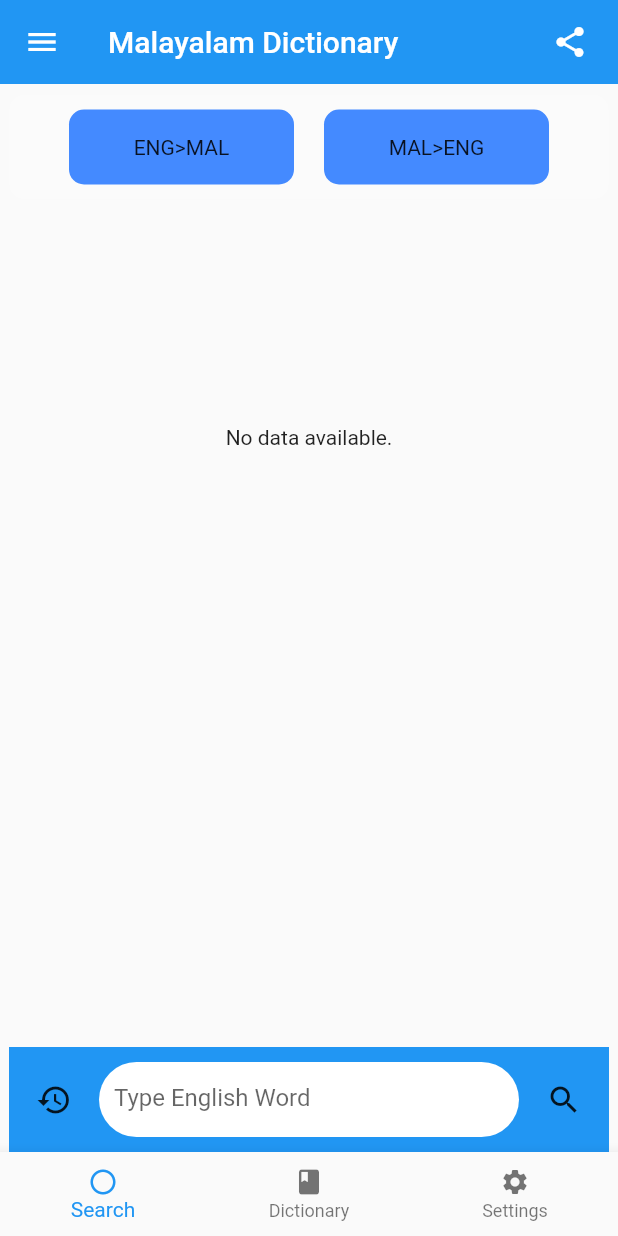
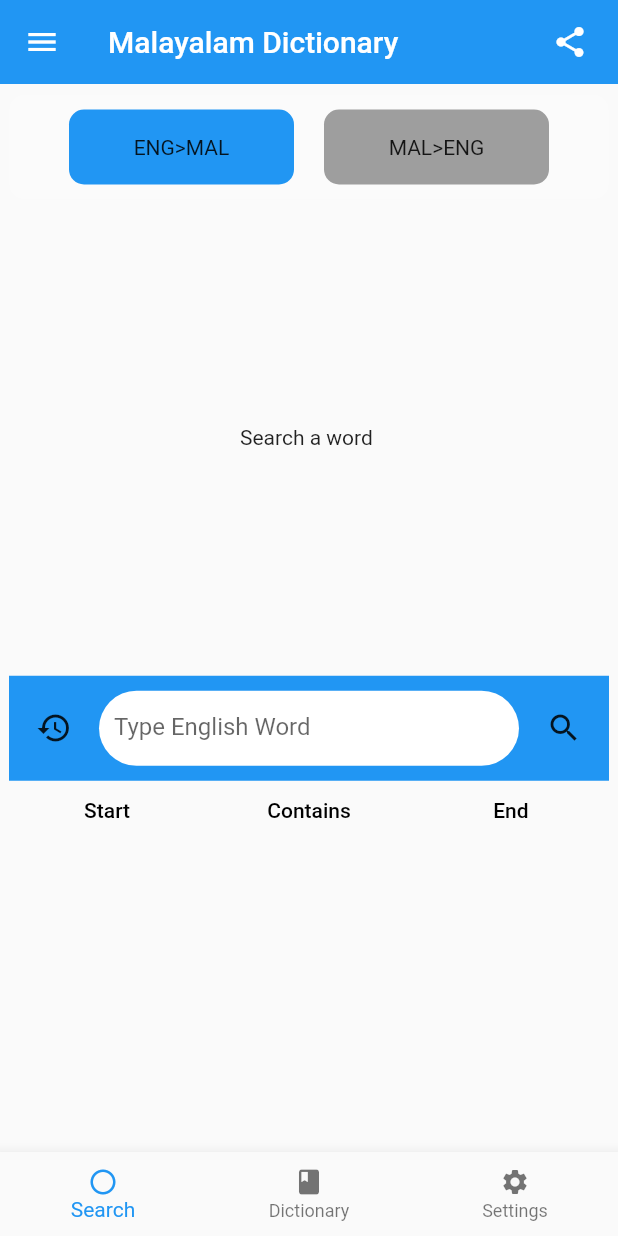
Before and after one commit to shuhailn/dictionary, a Flutter app: the screen it shows after launch, after a tap on the "search" icon, on a phone screen of 412 x 824 dp. Run offline on Flutter 3.47's test engine with Material 2 defaults, Android fonts, the phone set to English and light mode, and no system bars; our stand-ins replace csv, hive, hive_flutter; accounts and stored records are empty.

Commit message:
added malayalam language support

```diff
--- a/lib/functions/searchfunction.dart
+++ /dev/null
@@ -1,56 +0,0 @@
-import 'package:dictionary/models/searchwordmodel.dart';
-import 'package:hive/hive.dart';
-
-Future<List<SearchWordModel>> getSearchWord(
-    String searchWord, String searchType) async {
-  //create new list  for adding found values
-  List<SearchWordModel> foundItems = [];
-
-  //Open new instance of the search box
-  final Box<SearchWordModel> dictionaryBox =
-      Hive.box<SearchWordModel>("searchWordBox");
-
-  //convert the box values into list
-  List<SearchWordModel> meaningWord = dictionaryBox.values.toList();
-
-  switch (searchType) {
-    case 'start':
-      meaningWord.forEach((element) {
-        if (element.englishWword == searchWord) {
-          // if the element is found add to the list that we created
-          foundItems.add(element);
-        }
-      });
-      print(searchType);
-    case "contains":
-      int idx = 0;
-      while (idx < meaningWord.length) {
-        if (meaningWord[idx].englishWword.contains(searchWord)) {
-          foundItems.add(meaningWord[idx]);
-        }
-
-        idx++;
-      }
-      print(searchType);
-    case "endwith":
-      int idx = 0;
-      while (idx < meaningWord.length) {
-        if (meaningWord[idx].englishWword.contains(searchWord)) {
-          foundItems.add(meaningWord[idx]);
-        }
-
-        idx++;
-      }
-
-      print(searchType);
-  }
-  //go through the list for chekcing the value
-  // meaningWord.forEach((element) {
-  //   if (element.englishWword == searchWord) {
-  // if the element is found add to the list that we created
-  //     foundItems.add(element);
-  //   }
-  // });
-
-  return foundItems;
-}
--- a/lib/main.dart
+++ b/lib/main.dart
@@ -1,8 +1,8 @@
 import 'package:dictionary/database/dataloader.dart';
-import 'package:dictionary/functions/searchfunction.dart';
+import 'package:dictionary/controller/searchfunction.dart';
 import 'package:dictionary/models/searchwordmodel.dart';
 import 'package:dictionary/shared/routes/routes.dart';
-import 'package:dictionary/ui/homepage.dart';
+import 'package:dictionary/view/homepage.dart';
 import 'package:flutter/material.dart';
 import 'package:hive_flutter/hive_flutter.dart';
 
--- a/lib/ui/history.dart
+++ /dev/null
@@ -1,24 +0,0 @@
-import 'package:flutter/material.dart';
-
-class History extends StatelessWidget {
-  History({super.key, required this.history});
-
-  @override
-  Widget build(BuildContext context) {
-    return Scaffold(
-      appBar: AppBar(
-        title: Text("Search History"),
-      ),
-      body: ListView.builder(
-        itemCount: history.length,
-        itemBuilder: (BuildContext context, int index) {
-          return ListTile(
-            title: Text(history[index]),
-          );
-        },
-      ),
-    );
-  }
-
-  late List history = [];
-}
--- a/lib/ui/homepage.dart
+++ /dev/null
@@ -1,197 +0,0 @@
-import 'package:dictionary/functions/searchfunction.dart';
-import 'package:dictionary/shared/drawer/drawer.dart';
-import 'package:dictionary/ui/history.dart';
-import 'package:flutter/material.dart';
-import 'package:dictionary/models/searchwordmodel.dart';
-
-import '../shared/bottomNavBar/bottomNavBar.dart';
-
-class HomePage extends StatefulWidget {
-  const HomePage({super.key});
-
-  @override
-  State<HomePage> createState() => _HomePageState();
-}
-
-class _HomePageState extends State<HomePage> {
-  late Future<List<SearchWordModel>> dataFuture = Future.value([]);
-  late List history = [];
-
-  @override
-  Widget build(BuildContext context) {
-    TextEditingController searchItemController = TextEditingController();
-    return Scaffold(
-      drawer: const MainDrawer(),
-      appBar: _appBar(),
-      body: Stack(children: [
-        Column(
-          crossAxisAlignment: CrossAxisAlignment.center,
-          children: [
-            const SizedBox(
-              height: 7,
-            ),
-            Center(
-              child: Container(
-                width: 400,
-                height: 70,
-                decoration: BoxDecoration(
-                    color: Colors.white10,
-                    borderRadius: BorderRadiusDirectional.circular(10)),
-                child: Row(
-                  mainAxisAlignment: MainAxisAlignment.center,
-                  children: [
-                    Center(
-                      child: Container(
-                        decoration: BoxDecoration(
-                          color: Colors.blueAccent,
-                          borderRadius: BorderRadiusDirectional.circular(10),
-                        ),
-                        width: 150,
-                        height: 50,
-                        child: const Center(child: Text("ENG>MAL")),
-                      ),
-                    ),
-                    const SizedBox(
-                      width: 20,
-                    ),
-                    Container(
-                      decoration: BoxDecoration(
-                        color: Colors.blueAccent,
-                        borderRadius: BorderRadiusDirectional.circular(10),
-                      ),
-                      width: 150,
-                      height: 50,
-                      child: const Center(child: Text("MAL>ENG")),
-                    ),
-                  ],
-                ),
-              ),
-            ),
-            Expanded(
-              child: FutureBuilder<List<SearchWordModel>>(
-                future: dataFuture,
-                builder: (context, snapshot) {
-                  if (snapshot.connectionState == ConnectionState.waiting) {
-                    return const Center(
-                      child: CircularProgressIndicator(),
-                    );
-                  } else if (snapshot.hasError) {
-                    return Center(
-                      child: Text('Error: ${snapshot.error}'),
-                    );
-                  } else if (!snapshot.hasData || snapshot.data!.isEmpty) {
-                    return const Center(
-                      child: Text('No data available.'),
-                    );
-                  } else {
-                    // Display your data here
-                    return ListView.builder(
-                      itemCount: snapshot.data!.length,
-                      itemBuilder: (context, index) {
-                        final item = snapshot.data![index];
-                        return ListTile(
-                          title: Text(item.englishWword),
-                          subtitle: Text(item.malayalamWord),
-                          trailing: Container(
-                            width: 30,
-                            height: 30,
-                            decoration: BoxDecoration(
-                              color: Colors.blue[200],
-                              borderRadius:
-                                  BorderRadiusDirectional.circular(10),
-                            ),
-                            child: Center(
-                              child: Text(
-                                item.wordType.toUpperCase(),
-                                style: TextStyle(
-                                  fontSize: 22,
-                                ),
-                              ),
-                            ),
-                          ),
-                        );
-                      },
-                    );
-                  }
-                },
-              ),
-            ),
-            Expanded(
-              child: Align(
-                alignment: Alignment.bottomCenter,
-                child: Container(
-                  height: 70,
-                  width: 400,
-                  color: Colors.blue,
-                  child: Row(
-                    mainAxisAlignment: MainAxisAlignment.spaceEvenly,
-                    children: [
-                      IconButton(
-                        icon: const Icon(Icons.history),
-                        onPressed: () {
-                          Navigator.push(
-                            context,
-                            MaterialPageRoute(
-                                builder: (context) => History(
-                                      history: history,
-                                    )),
-                          );
-                        },
-                      ),
-                      Container(
-                        decoration: BoxDecoration(
-                          color: Colors.white,
-                          borderRadius: BorderRadius.circular(32),
-                        ),
-                        width: 280,
-                        height: 50,
-                        child: TextField(
-                          decoration: const InputDecoration(
-                            hintText: "Type English Word",
-                            border: InputBorder.none,
-                            contentPadding: EdgeInsets.all(10),
-                          ),
-                          controller: searchItemController,
-                        ),
-                      ),
-                      IconButton(
-                        icon: const Icon(Icons.search),
-                        onPressed: () {
-                          setState(() {
-                            // Update dataFuture with the new search term
-                            var searchWordListFuture = getSearchWord(
-                                searchItemController.text
-                                    .toString()
-                                    .toLowerCase(),
-                                'contains');
-                            history.add(searchItemController.text.toString());
-                            dataFuture = searchWordListFuture;
-                            print(history);
-                          });
-                        },
-                      )
-                    ],
-                  ),
-                ),
-              ),
-            )
-          ],
-        ),
-      ]),
-      bottomNavigationBar: const BottomNavBar(),
-    );
-  }
-
-  AppBar _appBar() {
-    return AppBar(
-      elevation: 0,
-      title: const Text("Malayalam Dictionary"),
-      actions: const [
-        Padding(
-          padding: EdgeInsets.only(right: 20),
-          child: Icon(Icons.share),
-        )
-      ],
-    );
-  }
-}
```
Also changed, not shown: lib/shared/routes/routes.dart (+4 -4 lines), lib/view/check.dart (renamed from lib/ui/check.dart), lib/view/mdictionary.dart (renamed from lib/ui/mdictionary.dart), lib/view/place.dart (added), lib/view/settings.dart (renamed from lib/ui/settings.dart).
